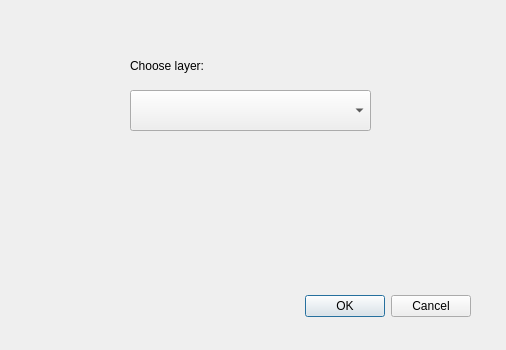
The window that proj_2_dialog_base.ui (NoMurcy/qgis-plugin) describes before a commit, drawn with Qt 5.
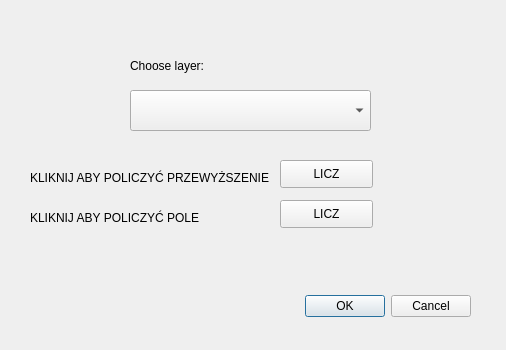
The same window after the commit. Custom widgets are drawn as their Qt base class.

Commit message:
dodanie podstawowych funkcji
dodanie podstawowych funkcji i przycisków (potrzeba dodatkowego sprawdzenia/poprawy obliczenia pola)

```diff
--- a/proj_2_dialog_base.ui
+++ b/proj_2_dialog_base.ui
@@ -52,6 +52,84 @@
     <string>Choose layer:</string>
    </property>
   </widget>
+  <widget class="QPushButton" name="przycisk_pole">
+   <property name="geometry">
+    <rect>
+     <x>280</x>
+     <y>200</y>
+     <width>93</width>
+     <height>28</height>
+    </rect>
+   </property>
+   <property name="text">
+    <string>LICZ</string>
+   </property>
+  </widget>
+  <widget class="QPushButton" name="przycisk_przew">
+   <property name="geometry">
+    <rect>
+     <x>280</x>
+     <y>160</y>
+     <width>93</width>
+     <height>28</height>
+    </rect>
+   </property>
+   <property name="text">
+    <string>LICZ</string>
+   </property>
+  </widget>
+  <widget class="QLabel" name="tekst_przew">
+   <property name="geometry">
+    <rect>
+     <x>30</x>
+     <y>170</y>
+     <width>241</width>
+     <height>16</height>
+    </rect>
+   </property>
+   <property name="text">
+    <string>KLIKNIJ ABY POLICZYĆ PRZEWYŻSZENIE</string>
+   </property>
+  </widget>
+  <widget class="QLabel" name="tekst_pole">
+   <property name="geometry">
+    <rect>
+     <x>30</x>
+     <y>210</y>
+     <width>171</width>
+     <height>16</height>
+    </rect>
+   </property>
+   <property name="text">
+    <string>KLIKNIJ ABY POLICZYĆ POLE</string>
+   </property>
+  </widget>
+  <widget class="QLabel" name="label_pole">
+   <property name="geometry">
+    <rect>
+     <x>380</x>
+     <y>200</y>
+     <width>121</width>
+     <height>21</height>
+    </rect>
+   </property>
+   <property name="text">
+    <string/>
+   </property>
+  </widget>
+  <widget class="QLabel" name="label_wys">
+   <property name="geometry">
+    <rect>
+     <x>390</x>
+     <y>160</y>
+     <width>111</width>
+     <height>31</height>
+    </rect>
+   </property>
+   <property name="text">
+    <string/>
+   </property>
+  </widget>
  </widget>
  <customwidgets>
   <customwidget>
```
Left out of the diff: 2 changed lines with no effect on the pictures. The commit also changes 2 other files.
